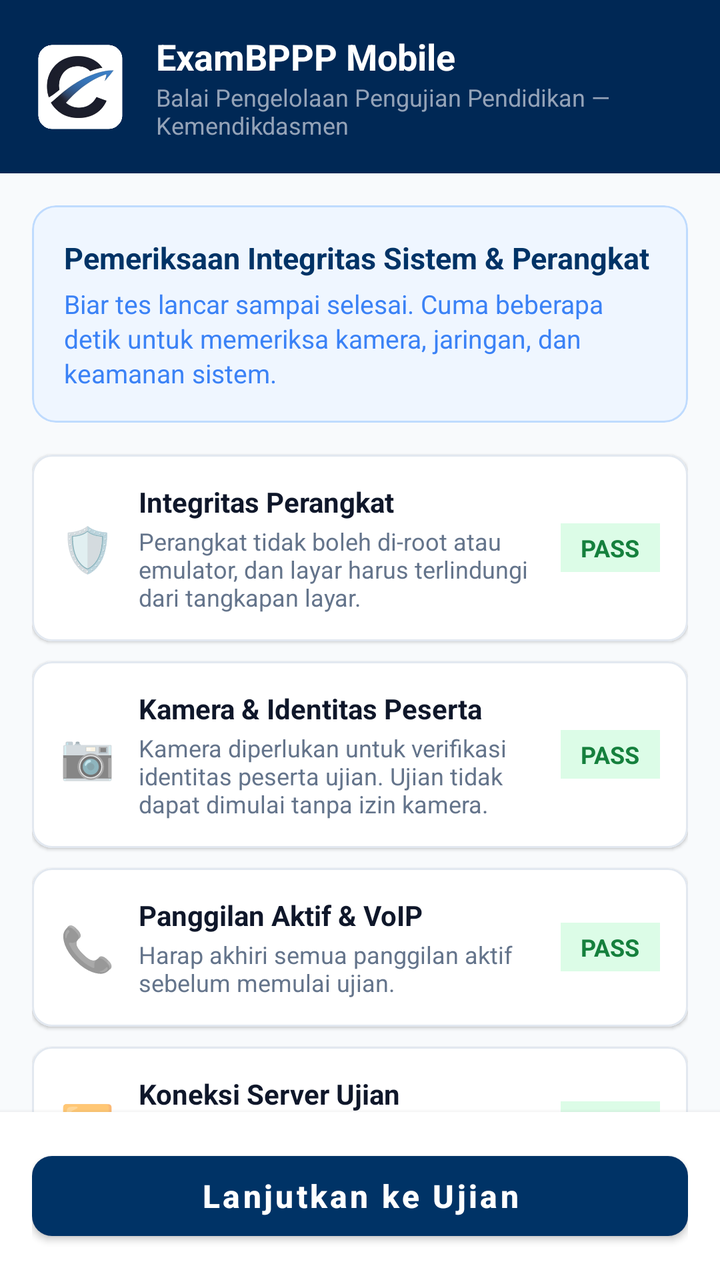
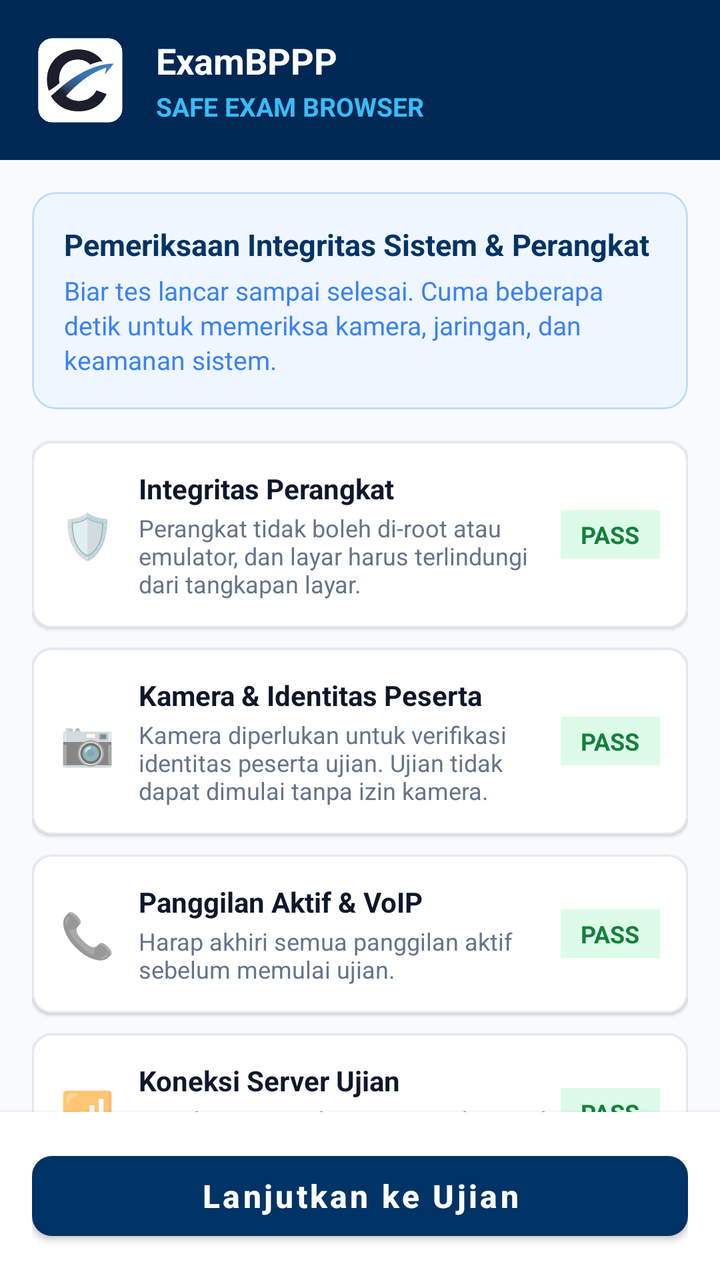

Compare the two renders of this Android layout. The source of the first and the diff that turns it into the second are given below.
<!-- AndroidManifest.xml: activity theme Theme.AndroidExamBPPP.NoActionBar -->
<!-- res/layout/activity_welcome.xml -->
<?xml version="1.0" encoding="utf-8"?>
<androidx.constraintlayout.widget.ConstraintLayout xmlns:android="http://schemas.android.com/apk/res/android"
    xmlns:app="http://schemas.android.com/apk/res-auto"
    android:layout_width="match_parent"
    android:layout_height="match_parent"
    android:background="@color/bg_light">

    
    <LinearLayout
        android:id="@+id/headerLayout"
        android:layout_width="match_parent"
        android:layout_height="wrap_content"
        android:background="@color/bppp_blue_dark"
        android:gravity="center_vertical"
        android:orientation="horizontal"
        android:padding="16dp"
        app:layout_constraintTop_toTopOf="parent">

        <ImageView
            android:layout_width="48dp"
            android:layout_height="48dp"
            android:src="@drawable/exambppp_round"
            android:contentDescription="@string/app_name" />

        <LinearLayout
            android:layout_width="0dp"
            android:layout_height="wrap_content"
            android:layout_marginStart="14dp"
            android:layout_weight="1"
            android:orientation="vertical">

            <TextView
                android:layout_width="wrap_content"
                android:layout_height="wrap_content"
                android:text="@string/app_title"
                android:textColor="@color/surface_white"
                android:textSize="18sp"
                android:textStyle="bold" />

            <TextView
                android:layout_width="wrap_content"
                android:layout_height="wrap_content"
                android:text="@string/app_subtitle"
                android:textColor="#94A3B8"
                android:textSize="12sp" />
        </LinearLayout>
    </LinearLayout>

    <androidx.core.widget.NestedScrollView
        android:layout_width="match_parent"
        android:layout_height="0dp"
        android:fillViewport="true"
        app:layout_constraintBottom_toTopOf="@+id/bottomBar"
        app:layout_constraintTop_toBottomOf="@+id/headerLayout">

        <LinearLayout
            android:layout_width="match_parent"
            android:layout_height="wrap_content"
            android:orientation="vertical"
            android:padding="16dp">

            
            <com.google.android.material.card.MaterialCardView
                android:layout_width="match_parent"
                android:layout_height="wrap_content"
                android:layout_marginBottom="16dp"
                app:cardBackgroundColor="#EFF6FF"
                app:cardCornerRadius="12dp"
                app:cardElevation="0dp"
                app:strokeColor="#BFDBFE"
                app:strokeWidth="1dp">

                <LinearLayout
                    android:layout_width="match_parent"
                    android:layout_height="wrap_content"
                    android:orientation="vertical"
                    android:padding="16dp">

                    <TextView
                        android:layout_width="wrap_content"
                        android:layout_height="wrap_content"
                        android:text="@string/diag_intro_title"
                        android:textColor="@color/bppp_blue_primary"
                        android:textSize="15sp"
                        android:textStyle="bold" />

                    <TextView
                        android:layout_width="wrap_content"
                        android:layout_height="wrap_content"
                        android:layout_marginTop="4dp"
                        android:lineSpacingExtra="2dp"
                        android:text="@string/diag_intro_desc"
                        android:textColor="#3B82F6"
                        android:textSize="13sp" />
                </LinearLayout>
            </com.google.android.material.card.MaterialCardView>

            
            <com.google.android.material.card.MaterialCardView
                android:layout_width="match_parent"
                android:layout_height="wrap_content"
                android:layout_marginBottom="10dp"
                app:cardBackgroundColor="@color/surface_white"
                app:cardCornerRadius="10dp"
                app:cardElevation="1dp"
                app:strokeColor="@color/border_gray"
                app:strokeWidth="1dp">

                <LinearLayout
                    android:layout_width="match_parent"
                    android:layout_height="wrap_content"
                    android:gravity="center_vertical"
                    android:orientation="horizontal"
                    android:padding="14dp">

                    <TextView
                        android:layout_width="wrap_content"
                        android:layout_height="wrap_content"
                        android:text="🛡️"
                        android:textSize="22sp" />

                    <LinearLayout
                        android:layout_width="0dp"
                        android:layout_height="wrap_content"
                        android:layout_marginStart="12dp"
                        android:layout_weight="1"
                        android:orientation="vertical">

                        <TextView
                            android:layout_width="wrap_content"
                            android:layout_height="wrap_content"
                            android:text="@string/check_label_root"
                            android:textColor="@color/text_primary"
                            android:textSize="14sp"
                            android:textStyle="bold" />

                        <TextView
                            android:id="@+id/tvRootDesc"
                            android:layout_width="wrap_content"
                            android:layout_height="wrap_content"
                            android:layout_marginTop="2dp"
                            android:text="@string/check_desc_root"
                            android:textColor="@color/text_secondary"
                            android:textSize="12sp" />
                    </LinearLayout>

                    <TextView
                        android:id="@+id/badgeRoot"
                        android:layout_width="wrap_content"
                        android:layout_height="wrap_content"
                        android:background="@color/pass_green_bg"
                        android:paddingLeft="10dp"
                        android:paddingRight="10dp"
                        android:paddingTop="4dp"
                        android:paddingBottom="4dp"
                        android:text="PASS"
                        android:textColor="@color/pass_green"
                        android:textSize="12sp"
                        android:textStyle="bold" />
                </LinearLayout>
            </com.google.android.material.card.MaterialCardView>

            
            <com.google.android.material.card.MaterialCardView
                android:layout_width="match_parent"
                android:layout_height="wrap_content"
                android:layout_marginBottom="10dp"
                app:cardBackgroundColor="@color/surface_white"
                app:cardCornerRadius="10dp"
                app:cardElevation="1dp"
                app:strokeColor="@color/border_gray"
                app:strokeWidth="1dp">

                <LinearLayout
                    android:layout_width="match_parent"
                    android:layout_height="wrap_content"
                    android:gravity="center_vertical"
                    android:orientation="horizontal"
                    android:padding="14dp">

                    <TextView
                        android:layout_width="wrap_content"
                        android:layout_height="wrap_content"
                        android:text="📷"
                        android:textSize="22sp" />

                    <LinearLayout
                        android:layout_width="0dp"
                        android:layout_height="wrap_content"
                        android:layout_marginStart="12dp"
                        android:layout_weight="1"
                        android:orientation="vertical">

                        <TextView
                            android:layout_width="wrap_content"
                            android:layout_height="wrap_content"
                            android:text="@string/check_label_camera"
                            android:textColor="@color/text_primary"
                            android:textSize="14sp"
                            android:textStyle="bold" />

                        <TextView
                            android:id="@+id/tvCameraDesc"
                            android:layout_width="wrap_content"
                            android:layout_height="wrap_content"
                            android:layout_marginTop="2dp"
                            android:text="@string/check_desc_camera"
                            android:textColor="@color/text_secondary"
                            android:textSize="12sp" />
                    </LinearLayout>

                    <TextView
                        android:id="@+id/badgeCamera"
                        android:layout_width="wrap_content"
                        android:layout_height="wrap_content"
                        android:background="@color/pass_green_bg"
                        android:paddingLeft="10dp"
                        android:paddingRight="10dp"
                        android:paddingTop="4dp"
                        android:paddingBottom="4dp"
                        android:text="PASS"
                        android:textColor="@color/pass_green"
                        android:textSize="12sp"
                        android:textStyle="bold" />
                </LinearLayout>
            </com.google.android.material.card.MaterialCardView>

            
            <FrameLayout
                android:id="@+id/cameraPreviewContainer"
                android:layout_width="match_parent"
                android:layout_height="220dp"
                android:layout_marginBottom="12dp"
                android:background="#000000"
                android:visibility="gone">

                <androidx.camera.view.PreviewView
                    android:id="@+id/previewView"
                    android:layout_width="match_parent"
                    android:layout_height="match_parent" />
            </FrameLayout>

            
            <com.google.android.material.card.MaterialCardView
                android:layout_width="match_parent"
                android:layout_height="wrap_content"
                android:layout_marginBottom="10dp"
                app:cardBackgroundColor="@color/surface_white"
                app:cardCornerRadius="10dp"
                app:cardElevation="1dp"
                app:strokeColor="@color/border_gray"
                app:strokeWidth="1dp">

                <LinearLayout
                    android:layout_width="match_parent"
                    android:layout_height="wrap_content"
                    android:gravity="center_vertical"
                    android:orientation="horizontal"
                    android:padding="14dp">

                    <TextView
                        android:layout_width="wrap_content"
                        android:layout_height="wrap_content"
                        android:text="📞"
                        android:textSize="22sp" />

                    <LinearLayout
                        android:layout_width="0dp"
                        android:layout_height="wrap_content"
                        android:layout_marginStart="12dp"
                        android:layout_weight="1"
                        android:orientation="vertical">

                        <TextView
                            android:layout_width="wrap_content"
                            android:layout_height="wrap_content"
                            android:text="@string/check_label_voip"
                            android:textColor="@color/text_primary"
                            android:textSize="14sp"
                            android:textStyle="bold" />

                        <TextView
                            android:id="@+id/tvVoipDesc"
                            android:layout_width="wrap_content"
                            android:layout_height="wrap_content"
                            android:layout_marginTop="2dp"
                            android:text="@string/check_desc_voip"
                            android:textColor="@color/text_secondary"
                            android:textSize="12sp" />
                    </LinearLayout>

                    <TextView
                        android:id="@+id/badgeVoip"
                        android:layout_width="wrap_content"
                        android:layout_height="wrap_content"
                        android:background="@color/pass_green_bg"
                        android:paddingLeft="10dp"
                        android:paddingRight="10dp"
                        android:paddingTop="4dp"
                        android:paddingBottom="4dp"
                        android:text="PASS"
                        android:textColor="@color/pass_green"
                        android:textSize="12sp"
                        android:textStyle="bold" />
                </LinearLayout>
            </com.google.android.material.card.MaterialCardView>

            
            <com.google.android.material.card.MaterialCardView
                android:layout_width="match_parent"
                android:layout_height="wrap_content"
                android:layout_marginBottom="16dp"
                app:cardBackgroundColor="@color/surface_white"
                app:cardCornerRadius="10dp"
                app:cardElevation="1dp"
                app:strokeColor="@color/border_gray"
                app:strokeWidth="1dp">

                <LinearLayout
                    android:layout_width="match_parent"
                    android:layout_height="wrap_content"
                    android:gravity="center_vertical"
                    android:orientation="horizontal"
                    android:padding="14dp">

                    <TextView
                        android:layout_width="wrap_content"
                        android:layout_height="wrap_content"
                        android:text="📶"
                        android:textSize="22sp" />

                    <LinearLayout
                        android:layout_width="0dp"
                        android:layout_height="wrap_content"
                        android:layout_marginStart="12dp"
                        android:layout_weight="1"
                        android:orientation="vertical">

                        <TextView
                            android:layout_width="wrap_content"
                            android:layout_height="wrap_content"
                            android:text="@string/check_label_internet"
                            android:textColor="@color/text_primary"
                            android:textSize="14sp"
                            android:textStyle="bold" />

                        <TextView
                            android:id="@+id/tvNetworkDesc"
                            android:layout_width="wrap_content"
                            android:layout_height="wrap_content"
                            android:layout_marginTop="2dp"
                            android:text="@string/check_desc_internet"
                            android:textColor="@color/text_secondary"
                            android:textSize="12sp" />
                    </LinearLayout>

                    <TextView
                        android:id="@+id/badgeNetwork"
                        android:layout_width="wrap_content"
                        android:layout_height="wrap_content"
                        android:background="@color/pass_green_bg"
                        android:paddingLeft="10dp"
                        android:paddingRight="10dp"
                        android:paddingTop="4dp"
                        android:paddingBottom="4dp"
                        android:text="PASS"
                        android:textColor="@color/pass_green"
                        android:textSize="12sp"
                        android:textStyle="bold" />
                </LinearLayout>
            </com.google.android.material.card.MaterialCardView>

        </LinearLayout>
    </androidx.core.widget.NestedScrollView>

    
    <LinearLayout
        android:id="@+id/bottomBar"
        android:layout_width="match_parent"
        android:layout_height="wrap_content"
        android:background="@color/surface_white"
        android:elevation="4dp"
        android:padding="16dp"
        app:layout_constraintBottom_toBottomOf="parent">

        <com.google.android.material.button.MaterialButton
            android:id="@+id/btnContinue"
            android:layout_width="match_parent"
            android:layout_height="52dp"
            android:text="@string/btn_continue"
            android:textAllCaps="false"
            android:textSize="16sp"
            android:textStyle="bold"
            app:cornerRadius="10dp" />
    </LinearLayout>

</androidx.constraintlayout.widget.ConstraintLayout>
<!-- resources referenced by this layout -->
<resources>
  <color name="bg_light">#F8FAFC</color>
  <color name="border_gray">#E2E8F0</color>
  <color name="bppp_blue_dark">#002855</color>
  <color name="bppp_blue_primary">#003366</color>
  <color name="pass_green">#15803D</color>
  <color name="pass_green_bg">#DCFCE7</color>
  <color name="surface_white">#FFFFFF</color>
  <color name="text_primary">#0F172A</color>
  <color name="text_secondary">#64748B</color>
  <!-- drawable exambppp_round: png bitmap (drawable, 94904 bytes) -->
  <string name="app_name">ExamBPPP</string>
  <string name="app_subtitle">Balai Pengelolaan Pengujian Pendidikan — Kemendikdasmen</string>
  <string name="app_title">ExamBPPP Mobile</string>
  <string name="btn_continue">Lanjutkan ke Ujian</string>
  <string name="check_desc_camera">Kamera diperlukan untuk verifikasi identitas peserta ujian. Ujian tidak dapat dimulai tanpa izin kamera.</string>
  <string name="check_desc_internet">Koneksi internet harus memadai untuk memuat soal ujian.</string>
  <string name="check_desc_root">Perangkat tidak boleh di-root atau emulator, dan layar harus terlindungi dari tangkapan layar.</string>
  <string name="check_desc_voip">Harap akhiri semua panggilan aktif sebelum memulai ujian.</string>
  <string name="check_label_camera">Kamera &amp; Identitas Peserta</string>
  <string name="check_label_internet">Koneksi Server Ujian</string>
  <string name="check_label_root">Integritas Perangkat</string>
  <string name="check_label_voip">Panggilan Aktif &amp; VoIP</string>
  <string name="diag_intro_desc">Biar tes lancar sampai selesai. Cuma beberapa detik untuk memeriksa kamera, jaringan, dan keamanan sistem.</string>
  <string name="diag_intro_title">Pemeriksaan Integritas Sistem &amp; Perangkat</string>
  <style name="Theme.AndroidExamBPPP.NoActionBar" parent="Theme.MaterialComponents.DayNight.NoActionBar">
          <item name="colorPrimary">@color/bppp_blue_primary</item>
          <item name="colorPrimaryVariant">@color/bppp_blue_dark</item>
          <item name="colorOnPrimary">@color/surface_white</item>
          <item name="colorSecondary">@color/bppp_accent</item>
          <item name="android:statusBarColor">@color/bppp_blue_dark</item>
          <item name="android:navigationBarColor">@color/bppp_blue_dark</item>
          <item name="android:windowBackground">@color/bg_light</item>
      </style>
  <color name="bppp_accent">#0284C7</color>
</resources>

<!-- the commit's change to res/layout/activity_welcome.xml (unified diff, before → after) -->
@@ -30,19 +30,23 @@
             android:orientation="vertical">
 
             <TextView
+                android:id="@+id/tvAppTitle"
                 android:layout_width="wrap_content"
                 android:layout_height="wrap_content"
-                android:text="@string/app_title"
+                android:text="ExamBPPP"
                 android:textColor="@color/surface_white"
                 android:textSize="18sp"
                 android:textStyle="bold" />
 
             <TextView
+                android:id="@+id/tvAnimatedSubtitle"
                 android:layout_width="wrap_content"
                 android:layout_height="wrap_content"
-                android:text="@string/app_subtitle"
-                android:textColor="#94A3B8"
-                android:textSize="12sp" />
+                android:layout_marginTop="2dp"
+                android:text="SAFE EXAM BROWSER"
+                android:textColor="#38BDF8"
+                android:textSize="13sp"
+                android:textStyle="bold" />
         </LinearLayout>
     </LinearLayout>
 
<!-- resource entries referenced after the edit -->
@@ -11,8 +11,6 @@
   <color name="text_secondary">#64748B</color>
   <!-- drawable exambppp_round: png bitmap (drawable, 94904 bytes) -->
   <string name="app_name">ExamBPPP</string>
-  <string name="app_subtitle">Balai Pengelolaan Pengujian Pendidikan — Kemendikdasmen</string>
-  <string name="app_title">ExamBPPP Mobile</string>
   <string name="btn_continue">Lanjutkan ke Ujian</string>
   <string name="check_desc_camera">Kamera diperlukan untuk verifikasi identitas peserta ujian. Ujian tidak dapat dimulai tanpa izin kamera.</string>
   <string name="check_desc_internet">Koneksi internet harus memadai untuk memuat soal ujian.</string>
